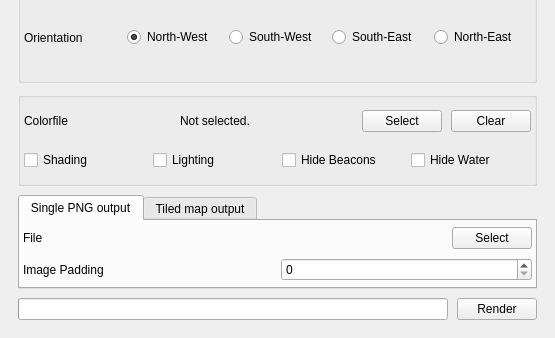
First picture: the form in src/graphical/mainwindow.ui, repository spoutn1k/mcmap, before the edit; both pictures show x 0 to 555 and y 274 to 612 of the 555 by 612 pixel window.
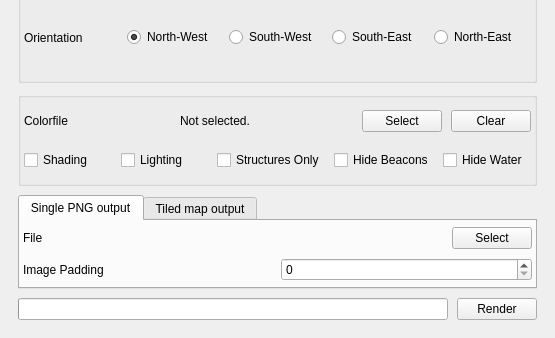
Second picture: the form after the edit.

Commit message: Render only structures

The edit to the form file:
```diff
--- a/src/graphical/mainwindow.ui
+++ b/src/graphical/mainwindow.ui
@@ -427,6 +427,13 @@
            </property>
           </widget>
          </item>
+         <item>
+          <widget class="QCheckBox" name="structures">
+           <property name="text">
+            <string>Structures Only</string>
+           </property>
+          </widget>
+         </item>
          <item>
           <widget class="QCheckBox" name="hideBeacons">
            <property name="text">
```
Left out of the diff: 1 changed line with no effect on the pictures. The commit also changes 17 other files.
